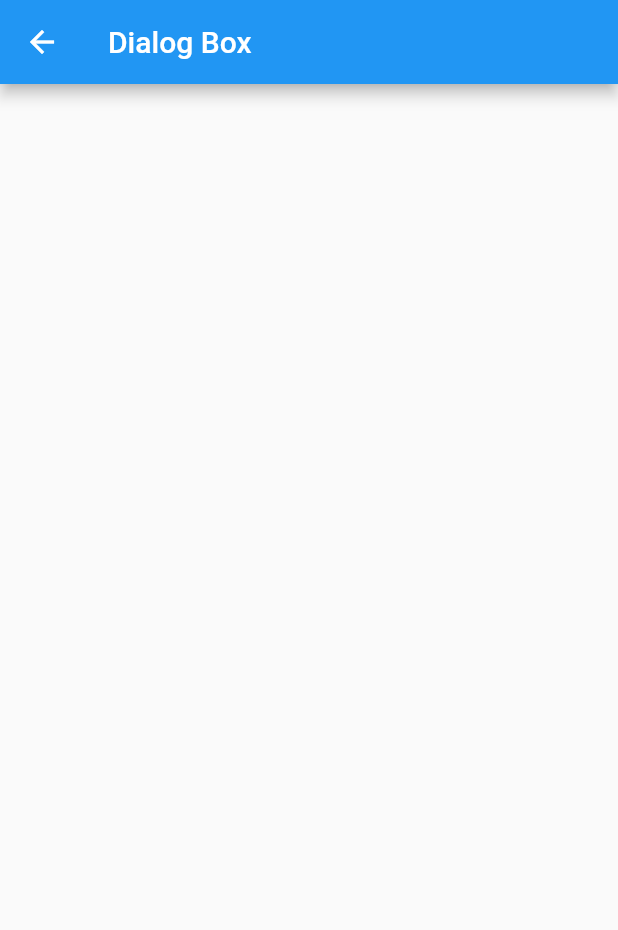
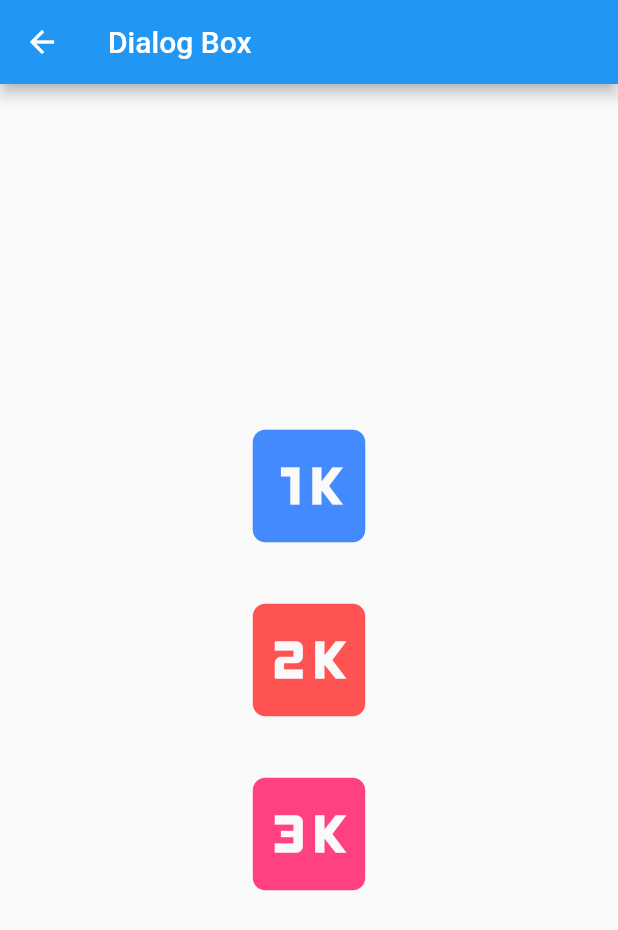
Before and after one commit to ajaysharma12799/fluttern-forms-dialogbox-textfields, a Flutter app: the DialogBox screen opened by its route, on a phone screen of 412 x 824 dp. Shown: the top 930 px of the screen. Run offline on Flutter 3.47's test engine with Material 2 defaults, Android fonts, the phone set to English and light mode, and no system bars.

Commit message:
Implemented Different DialogBox

```diff
--- a/lib/screens/dialogBoxScreen.dart
+++ b/lib/screens/dialogBoxScreen.dart
@@ -1,4 +1,7 @@
 import 'package:flutter/material.dart';
+import '../widget/simpleDialog.dart' as SimpleDialogBox;
+import '../widget/customDialog.dart' as customDialogBox;
+import '../widget/complexDialog.dart' as compledDialogBox;
 
 class DialogBox extends StatelessWidget {
   static const routeName = "/DialogBoxScreen";
@@ -9,6 +12,34 @@ class DialogBox extends StatelessWidget {
       appBar: AppBar(
         title: Text("Dialog Box"),
       ),
+      body: Center(
+        child: Column(
+          mainAxisAlignment: MainAxisAlignment.center,
+          children: <Widget>[
+            IconButton(
+              icon: Icon(Icons.one_k),
+              tooltip: "Simple Dialog Box",
+              iconSize: 100.0,
+              onPressed: () => SimpleDialogBox.showSimpleDialog(context),
+              color: Colors.blueAccent,
+            ),
+            IconButton(
+              icon: Icon(Icons.two_k),
+              tooltip: "Simple Custom Dialog Box",
+              iconSize: 100.0,
+              onPressed: () => customDialogBox.showCustomDialogBox(context),
+              color: Colors.redAccent,
+            ),
+            IconButton(
+              icon: Icon(Icons.three_k),
+              tooltip: "Complex Custom Dialog Box",
+              iconSize: 100.0,
+              onPressed: () => compledDialogBox.showSimpleDialog(context),
+              color: Colors.pinkAccent,
+            ),
+          ],
+        ),
+      ),
     );
   }
 }
```
